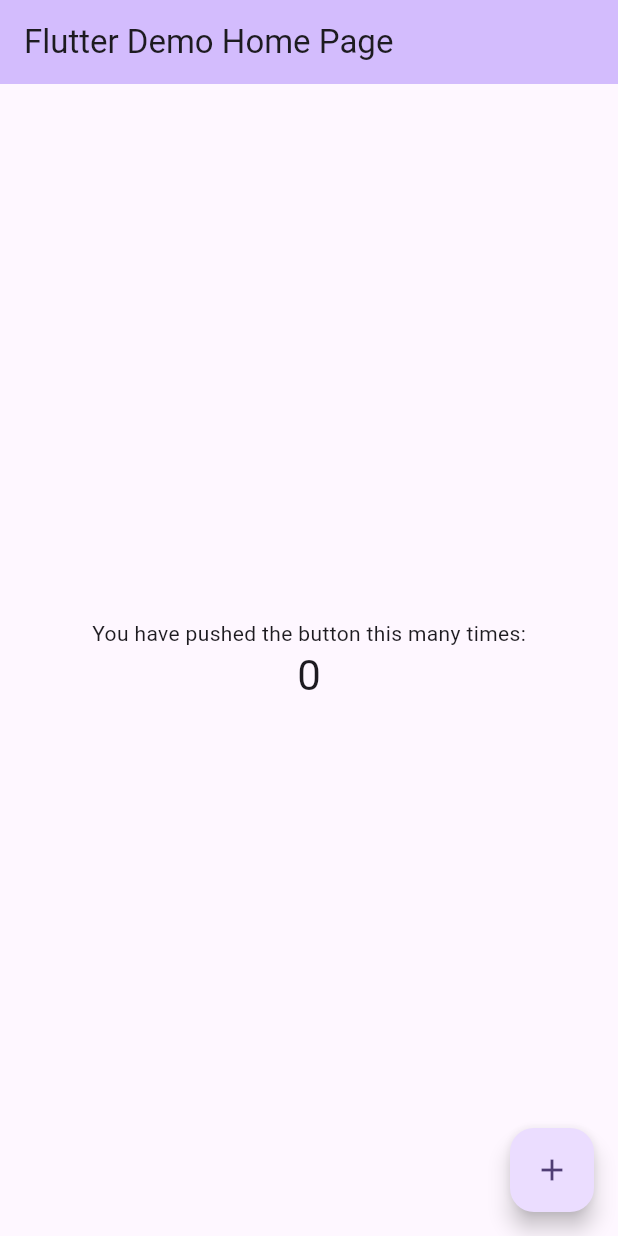
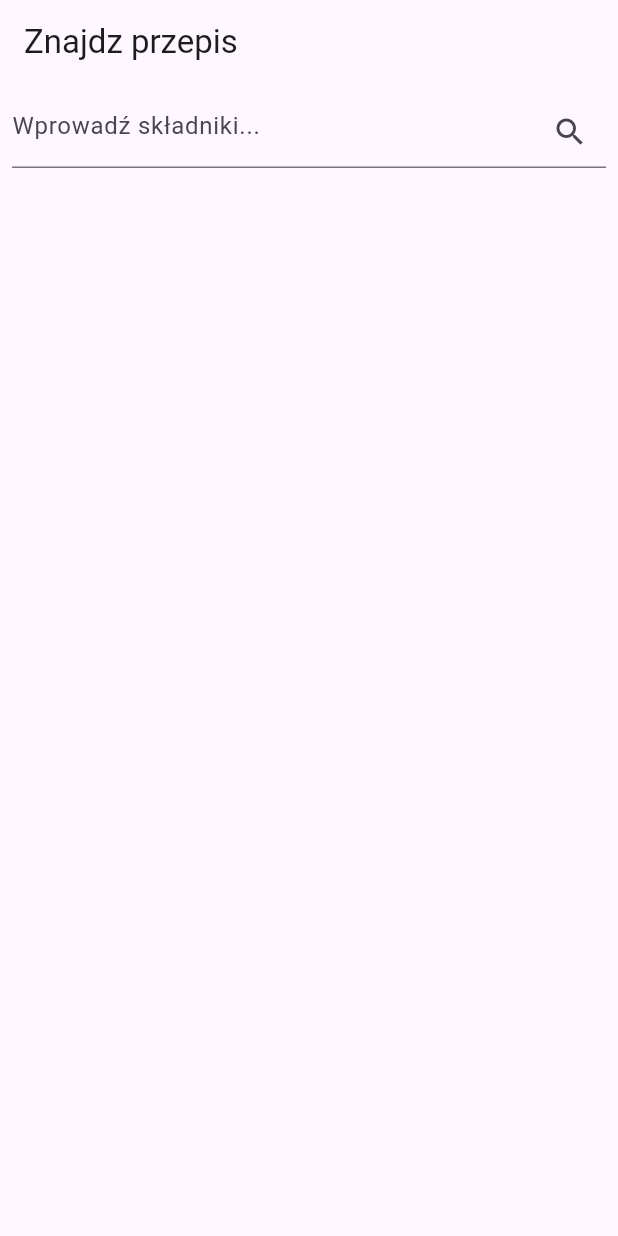
Before and after one commit to Jr-Smj/znajdz_przepis, a Flutter app: the screen it shows after launch, on a phone screen of 412 x 824 dp. Run offline on Flutter 3.47's test engine with Material 3 defaults, Android fonts, the light colour scheme and no system bars.

Commit message:
Kolejny commit

```diff
--- a/lib/main.dart
+++ b/lib/main.dart
@@ -1,125 +1,19 @@
 import 'package:flutter/material.dart';
+import 'screens/home_screen.dart';
 
 void main() {
   runApp(const MyApp());
 }
 
 class MyApp extends StatelessWidget {
-  const MyApp({super.key});
+  const MyApp({Key? key}) : super(key: key);
 
-  // This widget is the root of your application.
   @override
   Widget build(BuildContext context) {
     return MaterialApp(
-      title: 'Flutter Demo',
-      theme: ThemeData(
-        // This is the theme of your application.
-        //
-        // TRY THIS: Try running your application with "flutter run". You'll see
-        // the application has a purple toolbar. Then, without quitting the app,
-        // try changing the seedColor in the colorScheme below to Colors.green
-        // and then invoke "hot reload" (save your changes or press the "hot
-        // reload" button in a Flutter-supported IDE, or press "r" if you used
-        // the command line to start the app).
-        //
-        // Notice that the counter didn't reset back to zero; the application
-        // state is not lost during the reload. To reset the state, use hot
-        // restart instead.
-        //
-        // This works for code too, not just values: Most code changes can be
-        // tested with just a hot reload.
-        colorScheme: ColorScheme.fromSeed(seedColor: Colors.deepPurple),
-        useMaterial3: true,
-      ),
-      home: const MyHomePage(title: 'Flutter Demo Home Page'),
+      title: 'Znajdz przepis',
+      theme: ThemeData(primarySwatch: Colors.green),
+      home: const HomeScreen(),
     );
   }
 }
-
-class MyHomePage extends StatefulWidget {
-  const MyHomePage({super.key, required this.title});
-
-  // This widget is the home page of your application. It is stateful, meaning
-  // that it has a State object (defined below) that contains fields that affect
-  // how it looks.
-
-  // This class is the configuration for the state. It holds the values (in this
-  // case the title) provided by the parent (in this case the App widget) and
-  // used by the build method of the State. Fields in a Widget subclass are
-  // always marked "final".
-
-  final String title;
-
-  @override
-  State<MyHomePage> createState() => _MyHomePageState();
-}
-
-class _MyHomePageState extends State<MyHomePage> {
-  int _counter = 0;
-
-  void _incrementCounter() {
-    setState(() {
-      // This call to setState tells the Flutter framework that something has
-      // changed in this State, which causes it to rerun the build method below
-      // so that the display can reflect the updated values. If we changed
-      // _counter without calling setState(), then the build method would not be
-      // called again, and so nothing would appear to happen.
-      _counter++;
-    });
-  }
-
-  @override
-  Widget build(BuildContext context) {
-    // This method is rerun every time setState is called, for instance as done
-    // by the _incrementCounter method above.
-    //
-    // The Flutter framework has been optimized to make rerunning build methods
-    // fast, so that you can just rebuild anything that needs updating rather
-    // than having to individually change instances of widgets.
-    return Scaffold(
-      appBar: AppBar(
-        // TRY THIS: Try changing the color here to a specific color (to
-        // Colors.amber, perhaps?) and trigger a hot reload to see the AppBar
-        // change color while the other colors stay the same.
-        backgroundColor: Theme.of(context).colorScheme.inversePrimary,
-        // Here we take the value from the MyHomePage object that was created by
-        // the App.build method, and use it to set our appbar title.
-        title: Text(widget.title),
-      ),
-      body: Center(
-        // Center is a layout widget. It takes a single child and positions it
-        // in the middle of the parent.
-        child: Column(
-          // Column is also a layout widget. It takes a list of children and
-          // arranges them vertically. By default, it sizes itself to fit its
-          // children horizontally, and tries to be as tall as its parent.
-          //
-          // Column has various properties to control how it sizes itself and
-          // how it positions its children. Here we use mainAxisAlignment to
-          // center the children vertically; the main axis here is the vertical
-          // axis because Columns are vertical (the cross axis would be
-          // horizontal).
-          //
-          // TRY THIS: Invoke "debug painting" (choose the "Toggle Debug Paint"
-          // action in the IDE, or press "p" in the console), to see the
-          // wireframe for each widget.
-          mainAxisAlignment: MainAxisAlignment.center,
-          children: <Widget>[
-            const Text(
-              'You have pushed the button this many times:',
-            ),
-            Text(
-              '$_counter',
-              style: Theme.of(context).textTheme.headlineMedium,
-            ),
-          ],
-        ),
-      ),
-      floatingActionButton: FloatingActionButton(
-        onPressed: _incrementCounter,
-        tooltip: 'Increment',
-        child: const Icon(Icons.add),
-      ), // This trailing comma makes auto-formatting nicer for build methods.
-    );
-  }
-}
--- /dev/null
+++ b/lib/models/recipe.dart
@@ -0,0 +1,16 @@
+class Recipe {
+  final String title;
+  final String imageUrl;
+  final List<String> ingredients;
+
+  Recipe({required this.title, required this.imageUrl, required this.ingredients});
+
+  factory Recipe.fromJson(Map<String, dynamic> json) {
+    return Recipe(
+      title: json['title'],
+      imageUrl: json['image'],
+      ingredients: List<String>.from(json['extendedIngredients']
+          .map((ingredient) => ingredient['original'])),
+    );
+  }
+}
--- /dev/null
+++ b/lib/screens/home_screen.dart
@@ -0,0 +1,67 @@
+import 'package:flutter/material.dart';
+import '../services/api_service.dart';
+import '../models/recipe.dart';
+import 'recipe_detail_screen.dart';
+
+class HomeScreen extends StatefulWidget {
+  const HomeScreen({Key? key}) : super(key: key);
+
+  @override
+  State<HomeScreen> createState() => _HomeScreenState();
+}
+
+class _HomeScreenState extends State<HomeScreen> {
+  final TextEditingController _controller = TextEditingController();
+  List<Recipe> _recipes = [];
+
+  void _searchRecipes() async {
+    String query = _controller.text;
+    List<Recipe> recipes = await ApiService.searchRecipes(query);
+    setState(() {
+      _recipes = recipes;
+    });
+  }
+
+  @override
+  Widget build(BuildContext context) {
+    return Scaffold(
+      appBar: AppBar(title: const Text('Znajdz przepis')),
+      body: Column(
+        children: [
+          Padding(
+            padding: const EdgeInsets.all(8.0),
+            child: TextField(
+              controller: _controller,
+              decoration: InputDecoration(
+                hintText: 'Wprowadź składniki...',
+                suffixIcon: IconButton(
+                  icon: const Icon(Icons.search),
+                  onPressed: _searchRecipes,
+                ),
+              ),
+            ),
+          ),
+          Expanded(
+            child: ListView.builder(
+              itemCount: _recipes.length,
+              itemBuilder: (context, index) {
+                return ListTile(
+                  title: Text(_recipes[index].title),
+                  onTap: () {
+                    Navigator.push(
+                      context,
+                      MaterialPageRoute(
+                        builder: (context) =>
+                            RecipeDetailScreen(recipe: _recipes[index]),
+                      ),
+                    );
+                  },
+                );
+              },
+            ),
+          ),
+        ],
+      ),
+    );
+  }
+}
--- /dev/null
+++ b/lib/services/api_service.dart
@@ -0,0 +1,19 @@
+import 'dart:convert';
+import 'package:http/http.dart' as http;
+import '../models/recipe.dart';
+
+class ApiService {
+  static const String _apiKey = '2c84052aacmshd4f2217e5856736p1d6883jsn90f6e460f1fc';
+  static const String _baseUrl = 'https://tasty.p.rapidapi.com';
+
+  static Future<List<Recipe>> searchRecipes(String query) async {
+    final response = await http.get(Uri.parse(
+        '$_baseUrl/complexSearch?query=$query&apiKey=$_apiKey&addRecipeInformation=true'));
+    if (response.statusCode == 200) {
+      List<dynamic> results = json.decode(response.body)['results'];
+      return results.map((json) => Recipe.fromJson(json)).toList();
+    } else {
+      throw Exception('Failed to load recipes');
+    }
+  }
+}
--- a/pubspec.yaml
+++ b/pubspec.yaml
@@ -30,6 +30,7 @@ environment:
 dependencies:
   flutter:
     sdk: flutter
+  http: ^1.2.0
 
 
   # The following adds the Cupertino Icons font to your application.
```
Also changed, not shown: lib/screens/recipe_detail_screen.dart (added, +27 -0 lines), pubspec.lock.
